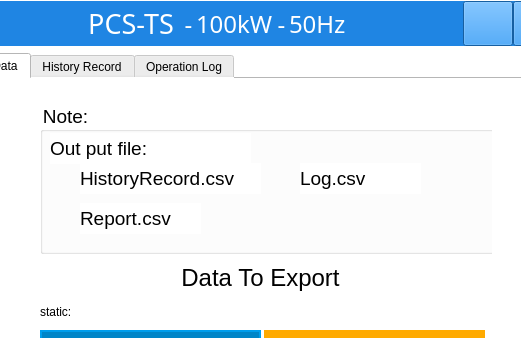
First picture: the form in win.ui, repository megarevolpr/Win, before the edit; both pictures show x 144 to 665 and y 0 to 338 of the 981 by 562 pixel window.
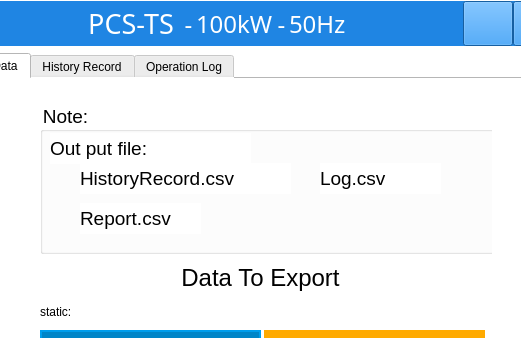
Second picture: the form after the edit. The open tabs and pages were chosen to show the change. Icons and pictures are not drawn.

The edit to the form file:
```diff
--- a/win.ui
+++ b/win.ui
@@ -7125,7 +7125,7 @@
                 <rect>
                  <x>40</x>
                  <y>60</y>
-                 <width>181</width>
+                 <width>211</width>
                  <height>31</height>
                 </rect>
                </property>
@@ -7136,7 +7136,7 @@
               <widget class="QLabel" name="label_26">
                <property name="geometry">
                 <rect>
-                 <x>260</x>
+                 <x>280</x>
                  <y>60</y>
                  <width>121</width>
                  <height>31</height>
```
Left out of the diff: 2 changed lines with no effect on the pictures.
